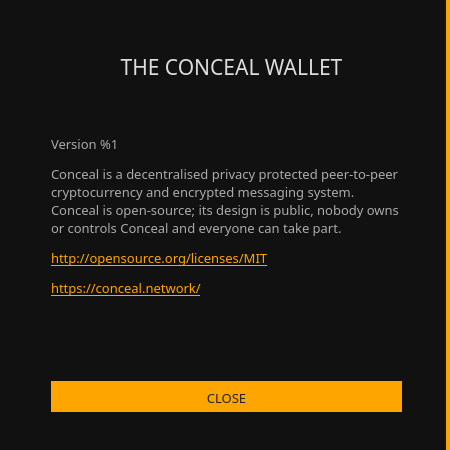
First picture: the form in src/gui/ui/aboutdialog.ui, repository ConcealNetwork/conceal-desktop, before the edit.
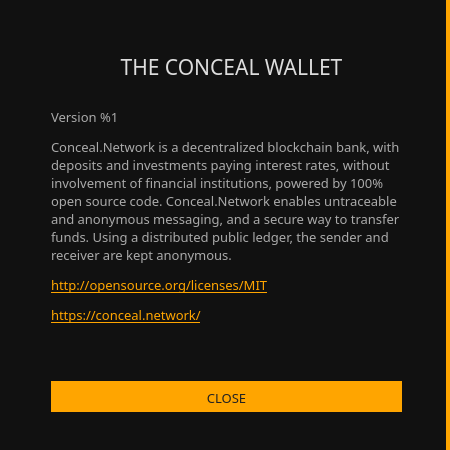
Second picture: the form after the edit.

```diff
--- a/src/gui/ui/aboutdialog.ui
+++ b/src/gui/ui/aboutdialog.ui
@@ -69,7 +69,7 @@
 border-right: 0px;</string>
       </property>
       <property name="text">
-       <string>&lt;html&gt;&lt;head/&gt;&lt;body&gt;&lt;p&gt;Version %1&lt;/p&gt;&lt;p&gt;Conceal is a decentralised privacy protected peer-to-peer cryptocurrency and encrypted messaging system. Conceal is open-source; its design is public, nobody owns or controls Conceal and everyone can take part.&lt;/p&gt;&lt;p&gt;&lt;a href=&quot;http://opensource.org/licenses/MIT&quot;&gt;&lt;span style=&quot; text-decoration: underline; color:#ffa500;&quot;&gt;http://opensource.org/licenses/MIT&lt;/span&gt;&lt;/a&gt;&lt;/p&gt;&lt;p&gt;&lt;a href=&quot;https://conceal.network/&quot;&gt;&lt;span style=&quot; text-decoration: underline; color:#ffa500;&quot;&gt;https://conceal.network/&lt;/span&gt;&lt;/a&gt;&lt;/p&gt;&lt;/body&gt;&lt;/html&gt;</string>
+       <string>&lt;html&gt;&lt;head/&gt;&lt;body&gt;&lt;p&gt;Version %1&lt;/p&gt;&lt;p&gt;Conceal.Network is a decentralized blockchain bank, with deposits and investments paying interest rates, without involvement of financial institutions, powered by 100% open source code. Conceal.Network enables untraceable and anonymous messaging, and a secure way to transfer funds. Using a distributed public ledger, the sender and receiver are kept anonymous.&lt;/p&gt;&lt;p&gt;&lt;a href=&quot;http://opensource.org/licenses/MIT&quot;&gt;&lt;span style=&quot; text-decoration: underline; color:#ffa500;&quot;&gt;http://opensource.org/licenses/MIT&lt;/span&gt;&lt;/a&gt;&lt;/p&gt;&lt;p&gt;&lt;a href=&quot;https://conceal.network/&quot;&gt;&lt;span style=&quot; text-decoration: underline; color:#ffa500;&quot;&gt;https://conceal.network/&lt;/span&gt;&lt;/a&gt;&lt;/p&gt;&lt;/body&gt;&lt;/html&gt;</string>
       </property>
       <property name="textFormat">
        <enum>Qt::RichText</enum>
```
